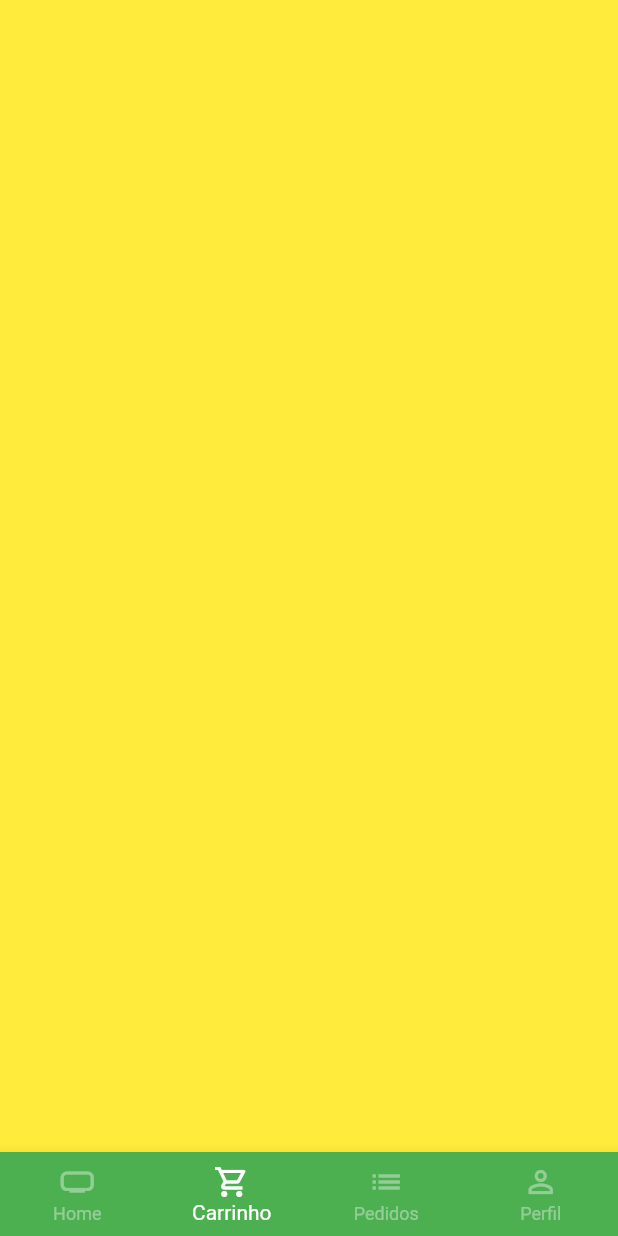
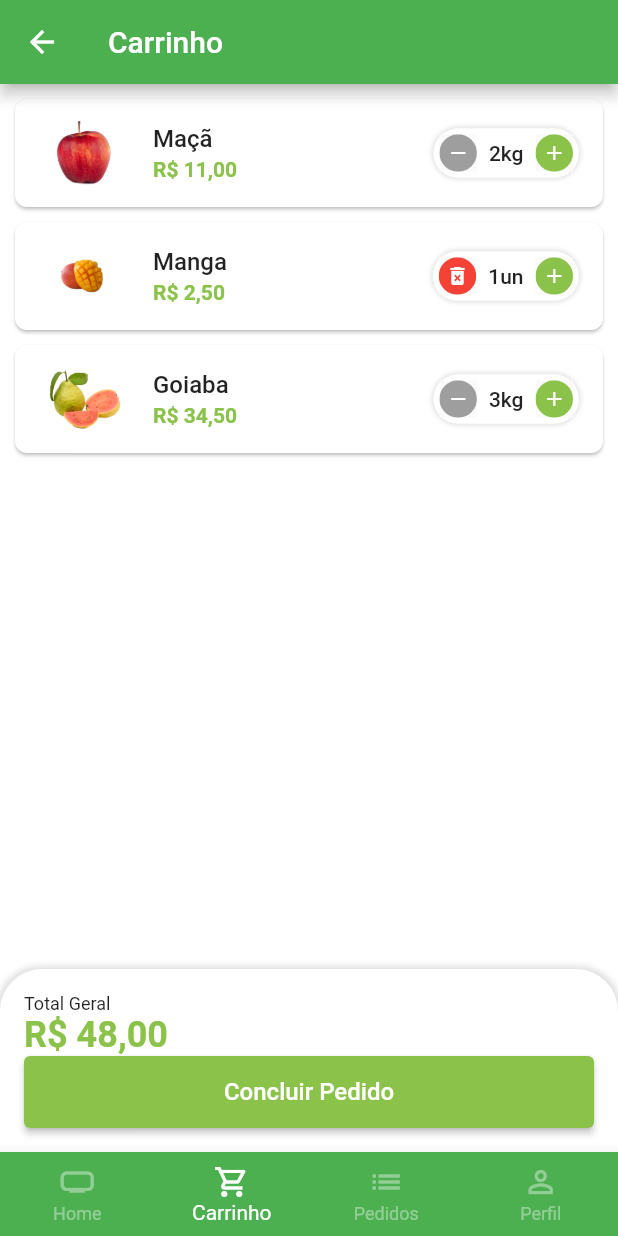
Before and after one commit to LanPRD/simple-marketplace-flutter, a Flutter app: the BaseScreen screen opened directly, swiped to page 2, on a phone screen of 412 x 824 dp. Run offline on Flutter 3.47's test engine with Material 2 defaults, Android fonts, the phone set to English and light mode, and no system bars; our stand-ins replace animated_text_kit, badges, mask_text_input_formatter.

Commit message:
feat: cart page

```diff
--- /dev/null
+++ b/lib/src/models/cart_product.dart
@@ -0,0 +1,13 @@
+import 'package:greengrocer/src/models/product.dart';
+
+class CartProduct {
+  Product product;
+  int quantity;
+
+  CartProduct({
+    required this.product,
+    required this.quantity,
+  });
+
+  double totalPrice() => product.price * quantity;
+}
--- a/lib/src/screens/tabs/base_screen.dart
+++ b/lib/src/screens/tabs/base_screen.dart
@@ -1,4 +1,5 @@
 import 'package:flutter/material.dart';
+import 'package:greengrocer/src/screens/tabs/cart_tab.dart';
 
 import 'package:greengrocer/src/screens/tabs/home_tab.dart';
 
@@ -28,7 +29,7 @@ class _BaseScreenState extends State<BaseScreen> {
         controller: pageController,
         children: [
           const HomeTab(),
-          Container(color: Colors.yellow),
+          const CartTab(),
           Container(color: Colors.blue),
           Container(color: Colors.purple),
         ],
--- /dev/null
+++ b/lib/src/screens/tabs/cart_tab.dart
@@ -0,0 +1,139 @@
+import 'package:flutter/material.dart';
+
+import 'package:greengrocer/src/models/cart_product.dart';
+
+import 'package:greengrocer/src/widgets/cart_tile.dart';
+import 'package:greengrocer/src/widgets/custom_elevated_button.dart';
+
+import 'package:greengrocer/src/theme/custom_colors.dart';
+
+import 'package:greengrocer/src/utils/utils.dart';
+import 'package:greengrocer/src/utils/app_data.dart' as app_data;
+
+class CartTab extends StatefulWidget {
+  const CartTab({Key? key}) : super(key: key);
+
+  @override
+  State<CartTab> createState() => _CartTabState();
+}
+
+class _CartTabState extends State<CartTab> {
+  final Utils utils = Utils();
+
+  void removeItemFromCart(CartProduct cartProduct) {
+    setState(() {
+      app_data.cartProducts.remove(cartProduct);
+    });
+  }
+
+  double cartTotalPrice() {
+    double total = 0;
+
+    for (var item in app_data.cartProducts) {
+      total += item.totalPrice();
+    }
+
+    return total;
+  }
+
+  @override
+  Widget build(BuildContext context) {
+    return Scaffold(
+      appBar: AppBar(
+        title: const Text('Carrinho'),
+      ),
+      body: Column(
+        children: [
+          Expanded(
+            child: ListView.builder(
+              itemCount: app_data.cartProducts.length,
+              itemBuilder: (_, index) {
+                final cartItem = app_data.cartProducts[index];
+
+                return CartTile(
+                  cartProduct: app_data.cartProducts[index],
+                  updatedQuantity: (qtd) {
+                    if (qtd == 0) {
+                      removeItemFromCart(app_data.cartProducts[index]);
+                    } else {
+                      setState(() => cartItem.quantity = qtd);
+                    }
+                  },
+                );
+              },
+            ),
+          ),
+
+          // Total geral
+          Container(
+            padding: const EdgeInsets.all(16),
+            decoration: BoxDecoration(
+              color: Colors.white,
+              borderRadius: const BorderRadius.vertical(
+                top: Radius.circular(28),
+              ),
+              boxShadow: [
+                BoxShadow(
+                  color: Colors.grey.shade300,
+                  blurRadius: 3,
+                  spreadRadius: 2,
+                ),
+              ],
+            ),
+            child: Column(
+              crossAxisAlignment: CrossAxisAlignment.stretch,
+              children: [
+                const Text(
+                  'Total Geral',
+                  style: TextStyle(
+                    fontSize: 12,
+                  ),
+                ),
+                Text(
+                  utils.priceToCurrency(cartTotalPrice()),
+                  style: TextStyle(
+                    fontSize: 24,
+                    color: CustomColors.customSwatchColor,
+                    fontWeight: FontWeight.bold,
+                  ),
+                ),
+                CustomElevatedButton(
+                  text: 'Concluir Pedido',
+                  onPressed: () async {
+                    /* bool? result = */ await showOrderConfirmation();
+                  },
+                  primaryColor: CustomColors.customSwatchColor,
+                )
+              ],
+            ),
+          ),
+        ],
+      ),
+    );
+  }
+
+  Future<bool?> showOrderConfirmation() {
+    return showDialog<bool>(
+        context: context,
+        builder: (context) {
+          return AlertDialog(
+            title: const Text('Concluir pedido'),
+            content: const Text('Deseja realmente concluir o pedido?'),
+            actions: [
+              TextButton(
+                onPressed: () {
+                  Navigator.of(context).pop(false);
+                },
+                child: const Text('Não'),
+              ),
+              ElevatedButton(
+                onPressed: () {
+                  Navigator.of(context).pop(true);
+                },
+                child: const Text('Sim'),
+              ),
+            ],
+          );
+        });
+  }
+}
--- a/lib/src/utils/app_data.dart
+++ b/lib/src/utils/app_data.dart
@@ -1,4 +1,5 @@
 import 'package:greengrocer/src/models/product.dart';
+import 'package:greengrocer/src/models/cart_product.dart';
 
 Product apple = Product(
   description:
@@ -70,3 +71,9 @@ List<String> categories = [
   'Temperos',
   'Cereais'
 ];
+
+List<CartProduct> cartProducts = [
+  CartProduct(product: apple, quantity: 2),
+  CartProduct(product: mango, quantity: 1),
+  CartProduct(product: guava, quantity: 3),
+];
--- /dev/null
+++ b/lib/src/widgets/cart_tile.dart
@@ -0,0 +1,70 @@
+import 'package:flutter/material.dart';
+
+import 'package:greengrocer/src/models/cart_product.dart';
+
+import 'package:greengrocer/src/widgets/quantity_control.dart';
+
+import 'package:greengrocer/src/theme/custom_colors.dart';
+
+import 'package:greengrocer/src/utils/utils.dart';
+
+class CartTile extends StatefulWidget {
+  final CartProduct cartProduct;
+  final Function(int) updatedQuantity;
+
+  const CartTile({
+    Key? key,
+    required this.cartProduct,
+    required this.updatedQuantity,
+  }) : super(key: key);
+
+  @override
+  State<CartTile> createState() => _CartTileState();
+}
+
+class _CartTileState extends State<CartTile> {
+  final Utils utils = Utils();
+
+  @override
+  Widget build(BuildContext context) {
+    return Card(
+      margin: const EdgeInsets.fromLTRB(10, 10, 10, 0),
+      shape: RoundedRectangleBorder(
+        borderRadius: BorderRadius.circular(8),
+      ),
+      child: ListTile(
+        // Imagem
+        leading: Image.asset(
+          widget.cartProduct.product.imageUrl,
+          height: 60,
+          width: 60,
+        ),
+
+        // Titulo
+        title: Text(
+          widget.cartProduct.product.name,
+          style: const TextStyle(
+            fontWeight: FontWeight.w500,
+          ),
+        ),
+
+        // Total
+        subtitle: Text(
+          utils.priceToCurrency(widget.cartProduct.totalPrice()),
+          style: TextStyle(
+            color: CustomColors.customSwatchColor,
+            fontWeight: FontWeight.bold,
+          ),
+        ),
+
+        // Quantidade
+        trailing: QuantityControl(
+          value: widget.cartProduct.quantity,
+          suffixText: widget.cartProduct.product.unit,
+          result: widget.updatedQuantity,
+          isRemovable: true,
+        ),
+      ),
+    );
+  }
+}
--- a/lib/src/widgets/custom_elevated_button.dart
+++ b/lib/src/widgets/custom_elevated_button.dart
@@ -3,11 +3,13 @@ import 'package:flutter/material.dart';
 class CustomElevatedButton extends StatelessWidget {
   final String text;
   final VoidCallback onPressed;
+  final Color? primaryColor;
 
   const CustomElevatedButton({
     Key? key,
     required this.text,
     required this.onPressed,
+    this.primaryColor,
   }) : super(key: key);
 
   @override
@@ -16,6 +18,7 @@ class CustomElevatedButton extends StatelessWidget {
       height: 48,
       child: ElevatedButton(
         style: ElevatedButton.styleFrom(
+          primary: primaryColor,
           shape: RoundedRectangleBorder(
             borderRadius: BorderRadius.circular(4),
           ),
--- a/lib/src/widgets/quantity_control.dart
+++ b/lib/src/widgets/quantity_control.dart
@@ -6,12 +6,14 @@ class QuantityControl extends StatelessWidget {
   final int value;
   final String suffixText;
   final Function(int quantity) result;
+  final bool isRemovable;
 
   const QuantityControl({
     Key? key,
     required this.value,
     required this.suffixText,
     required this.result,
+    this.isRemovable = false,
   }) : super(key: key);
 
   @override
@@ -30,12 +32,14 @@ class QuantityControl extends StatelessWidget {
         ],
       ),
       child: Row(
+        mainAxisSize: MainAxisSize.min,
         children: [
           _QuantityButton(
-            color: Colors.grey,
-            icon: Icons.remove,
+            color: !isRemovable || value > 1 ? Colors.grey : Colors.red,
+            icon:
+                !isRemovable || value > 1 ? Icons.remove : Icons.delete_forever,
             onPressed: () {
-              if (value == 1) return;
+              if (value == 1 && !isRemovable) return;
 
               int resultCount = value - 1;
 
```
